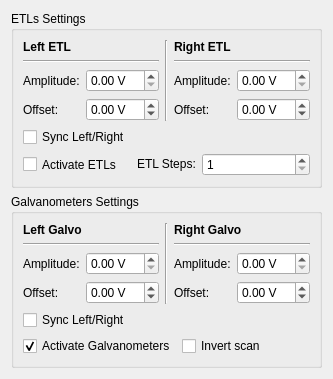
First picture: the form in lightsheet/gui/panels/ui_scan_panel.ui, repository LIOMLab/lightsheet, before the edit.
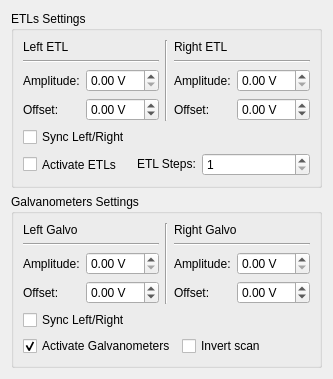
Second picture: the form after the edit. Custom widgets are drawn as their Qt base class.

What changed in the file:
```diff
--- a/lightsheet/gui/panels/ui_scan_panel.ui
+++ b/lightsheet/gui/panels/ui_scan_panel.ui
@@ -16,7 +16,7 @@
           <item>
            <widget class="QLabel" name="label_76">
             <property name="text">
-             <string>&lt;html&gt;&lt;head/&gt;&lt;body&gt;&lt;p&gt;&lt;span style=&quot; font-weight:600;&quot;&gt;Left ETL&lt;/span&gt;&lt;/p&gt;&lt;/body&gt;&lt;/html&gt;</string>
+             <string>Left ETL</string>
             </property>
            </widget>
           </item>
@@ -145,7 +145,7 @@
           <item>
            <widget class="QLabel" name="label_80">
             <property name="text">
-             <string>&lt;html&gt;&lt;head/&gt;&lt;body&gt;&lt;p&gt;&lt;span style=&quot; font-weight:600;&quot;&gt;Right ETL&lt;/span&gt;&lt;/p&gt;&lt;/body&gt;&lt;/html&gt;</string>
+             <string>Right ETL</string>
             </property>
            </widget>
           </item>
@@ -342,7 +342,7 @@
           <item>
            <widget class="QLabel" name="label_69">
             <property name="text">
-             <string>&lt;html&gt;&lt;head/&gt;&lt;body&gt;&lt;p&gt;&lt;span style=&quot; font-weight:600;&quot;&gt;Left Galvo&lt;/span&gt;&lt;/p&gt;&lt;/body&gt;&lt;/html&gt;</string>
+             <string>Left Galvo</string>
             </property>
            </widget>
           </item>
@@ -462,7 +462,7 @@
           <item>
            <widget class="QLabel" name="label_70">
             <property name="text">
-             <string>&lt;html&gt;&lt;head/&gt;&lt;body&gt;&lt;p&gt;&lt;span style=&quot; font-weight:600;&quot;&gt;Right Galvo&lt;/span&gt;&lt;/p&gt;&lt;/body&gt;&lt;/html&gt;</string>
+             <string>Right Galvo</string>
             </property>
            </widget>
           </item>
```
